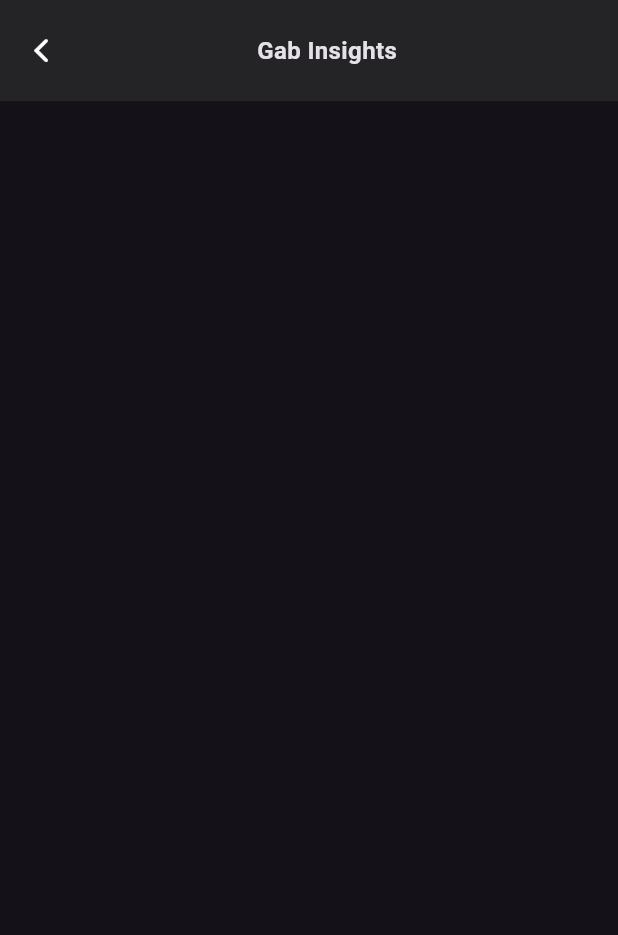
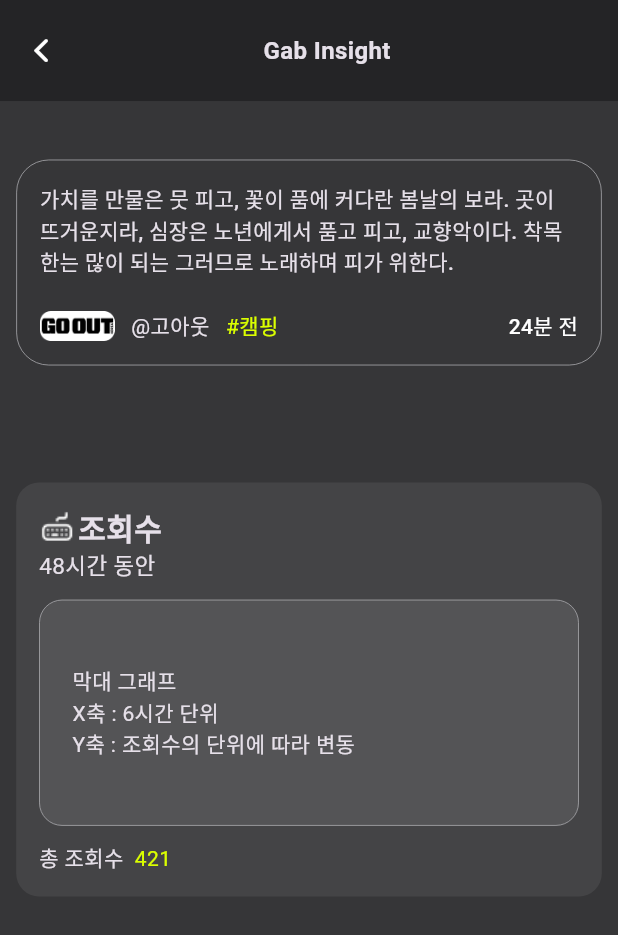
Before and after one commit to AbdurahmanAb/social_project, a Flutter app: the GabInsight screen opened by its route, on a phone screen of 412 x 824 dp. Shown: the top 935 px of the screen. Run offline on Flutter 3.47's test engine with Material 3 defaults, Android fonts, the phone set to English and light mode, and no system bars; our stand-ins replace get; missing offline and left inert: radio_group_v2.

Commit message:
edit profile page modifeid

```diff
--- a/lib/features/profile/presentation/screen/gab_insight.dart
+++ b/lib/features/profile/presentation/screen/gab_insight.dart
@@ -1,14 +1,69 @@
 import 'package:flutter/cupertino.dart';
 import 'package:flutter/material.dart';
+import 'package:kim/features/explore/presentation/widgets/brand.dart';
+import 'package:kim/features/profile/presentation/widgets/insight_card.dart';
 import 'package:kim/features/profile/presentation/widgets/profile_top_bar.dart';
 
+import '../../../../utils/constants.dart';
+
 class GabInsight extends StatelessWidget {
-  const GabInsight({super.key});
+  final bool hasInsight;
+  const GabInsight({this.hasInsight = true, super.key});
 
   @override
   Widget build(BuildContext context) {
     return Scaffold(
-      body: SafeArea(child: Column(children: [ProfileTopBar(text: "Gab Insights")],)),
+      backgroundColor: Constants.lightblack,
+      body: SafeArea(
+          child: Column(
+        children: [
+          ProfileTopBar(text: "Gab Insight"),
+          Container(
+            padding: EdgeInsets.all(Constants.height15),
+            margin: EdgeInsets.symmetric(
+                vertical: Constants.height20 * 1.8,
+                horizontal: Constants.height10),
+            decoration: BoxDecoration(
+                borderRadius: BorderRadius.circular(Constants.height20),
+                border: Border.all(width: .51, color: Constants.chipColor)),
+            child: Column(
+              children: [
+                Text(
+                  "가치를 만물은 뭇 피고, 꽃이 품에 커다란 봄날의 보라. 곳이 뜨거운지라, 심장은 노년에게서 품고 피고, 교향악이다. 착목한는 많이 되는 그러므로 노래하며 피가 위한다.",
+                  style: TextStyle(fontWeight: FontWeight.w500),
+                ),
+                SizedBox(
+                  height: Constants.height20,
+                ),
+                Row(
+                  mainAxisAlignment: MainAxisAlignment.spaceBetween,
+                  children: [
+                    Brand(
+                      brand: "assets/avatar/goout-lg.png",
+                      brandText: "@고아웃",
+                      brandText2: "#캠핑",
+                    ),
+                    Text(
+                      '24분 전',
+                      textAlign: TextAlign.right,
+                      style: TextStyle(
+                        color: Colors.white,
+                        fontSize: Constants.mdFont,
+                        fontWeight: FontWeight.w500,
+                      ),
+                    ),
+                  ],
+                ),
+              ],
+            ),
+          ),
+          !hasInsight
+              ? Text(
+                  textAlign: TextAlign.center,
+                  "아직 인사이트 데이터가 모이지 않았습니다. \n 사용자가 갭을 조회 또는 보팅등의 상호작용 후 \n  다시 확인 바랍니다.")
+              : InsightsCard(icon: "assets/icons/icon_hits.png",title: "조회수",txtContent: "막대 그래프\nX축 : 6시간 단위\nY축 : 조회수의 단위에 따라 변동",)
+        ],
+      )),
     );
   }
 }
--- /dev/null
+++ b/lib/features/profile/presentation/widgets/insight_card.dart
@@ -0,0 +1,151 @@
+import 'package:flutter/cupertino.dart';
+import 'package:flutter/material.dart';
+import 'package:kim/core/text/HeaderText.dart';
+import 'package:kim/core/text/MidText.dart';
+import 'package:kim/utils/constants.dart';
+
+class InsightsCard extends StatelessWidget {
+  final String icon;
+  final String title;
+  final String txtContent;
+  const InsightsCard(
+      {super.key,
+      required this.icon,
+      required this.title,
+      required this.txtContent});
+
+  @override
+  Widget build(BuildContext context) {
+    return Container(
+      padding: EdgeInsets.all(Constants.height15),
+      margin: EdgeInsets.symmetric(
+          vertical: Constants.height20 * 1.8, horizontal: Constants.height10),
+      decoration: BoxDecoration(
+          borderRadius: BorderRadius.circular(Constants.height15),
+          color: Constants.postColor),
+      child: Column(
+        crossAxisAlignment: CrossAxisAlignment.start,
+        children: [
+          Row(
+            children: [
+              Image.asset(icon),
+              SizedBox(
+                width: 2,
+              ),
+              Header(
+                size: Constants.lgFont,
+                text: title,
+              )
+            ],
+          ),
+          MidText(
+            text: "48시간 동안",
+          ),
+          SizedBox(
+            height: Constants.height10,
+          ),
+          InkWell(
+            onTap: () {
+              showDialog(
+                  context: context, builder: (context) => DiloagContet());
+            },
+            child: Container(
+              width: double.maxFinite,
+              padding: EdgeInsets.symmetric(
+                  vertical: Constants.height20 * 2,
+                  horizontal: Constants.height20),
+              decoration: BoxDecoration(
+                  color: Constants.bottom,
+                  border: Border.all(width: .51, color: Constants.chipColor),
+                  borderRadius: BorderRadius.circular(Constants.height15)),
+              child: Column(
+                  crossAxisAlignment: CrossAxisAlignment.start,
+                  children: [
+                    Text(txtContent),
+                  ]),
+            ),
+          ),
+          SizedBox(
+            height: Constants.height10,
+          ),
+          Text.rich(TextSpan(children: [
+            TextSpan(text: "총 조회수  "),
+            TextSpan(text: "421", style: TextStyle(color: Constants.appColor))
+          ]))
+        ],
+      ),
+    );
+  }
+
+  Widget DiloagContet() {
+//   return AlertDialog(
+//     insetPadding: EdgeInsets.all(15),
+//     contentPadding: EdgeInsets.all(0),
+//     shape: RoundedRectangleBorder(borderRadius: BorderRadius.circular(15)),
+//     actionsAlignment:MainAxisAlignment.start,
+//     title: Text("알 림"),
+//     backgroundColor: Colors.black,
+//     actions: [
+// Text("data"),
+// Divider()
+
+//     ],);
+
+    return Dialog(
+      insetPadding: EdgeInsets.symmetric(horizontal: Constants.height10),
+      child: Container(
+        decoration: BoxDecoration(
+            borderRadius: BorderRadius.circular(25),
+            color: Color.fromARGB(255, 21, 21, 21)),
+        height: 147,
+        width: double.maxFinite,
+        child: Column(
+          mainAxisAlignment: MainAxisAlignment.spaceAround,
+          children: [
+            Text(
+              '알 림',
+              textAlign: TextAlign.center,
+              style: TextStyle(
+                color: Colors.white,
+                fontSize: Constants.lgFont,
+
+                fontWeight: FontWeight.w700,
+
+              ),
+            ),
+            Divider(),
+            Text(
+              '갭 인사이트는 포스팅 후 30일까지만 제공됩니다.',
+              textAlign: TextAlign.center,
+              style: TextStyle(
+                color: Colors.white,
+                fontSize: Constants.mdFont,
+                fontWeight: FontWeight.w500,
+              ),
+            ),
+            Container(
+              width: double.maxFinite,
+              height: 35,
+              margin: EdgeInsets.all(8),
+              decoration: BoxDecoration(
+                borderRadius: BorderRadius.circular(12),
+                color: Constants.white,
+              ),
+              child: Center(
+                child: Text(
+                  '확 인',
+                  textAlign: TextAlign.center,
+                  style: TextStyle(
+                    color: Constants.black,
+                    fontSize: 16,
+                    fontWeight: FontWeight.bold,
+                  ),
+                ),
+              ),
+            )
+          ],
+        ),
+      ),
+    );
+  }
+}
```
Also changed, not shown: lib/core/ui/top_buttons.dart (+4 -4 lines), lib/features/profile/presentation/screen/profile_edit.dart (+16 -9 lines), lib/features/profile/presentation/widgets/add_username.dart (added, +56 -0 lines), lib/features/profile/presentation/widgets/connection_bottom_sheet.dart (+14 -13 lines), assets/icons/icon_hits.png (added).
